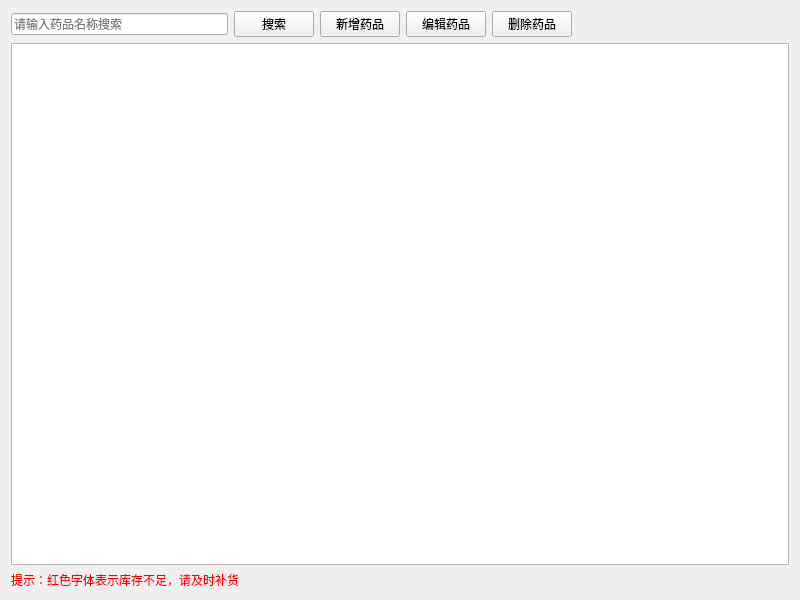
The window that Lab4/medicineview.ui (WDK688/QtCourse) describes before a commit, drawn with Qt 5.
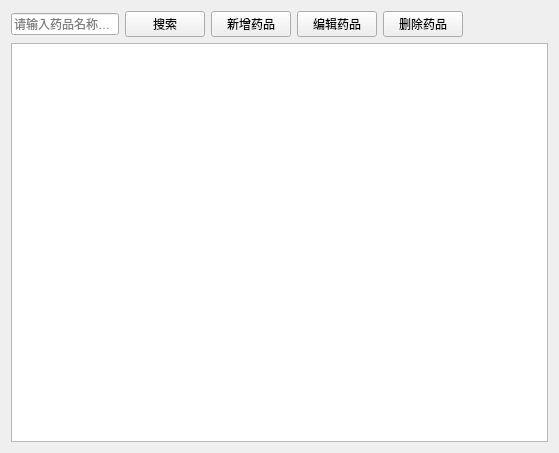
The same window after the commit.

Patch:
```diff
--- a/Lab4/medicineview.ui
+++ b/Lab4/medicineview.ui
@@ -6,8 +6,8 @@
    <rect>
     <x>0</x>
     <y>0</y>
-    <width>800</width>
-    <height>600</height>
+    <width>559</width>
+    <height>453</height>
    </rect>
   </property>
   <property name="windowTitle">
@@ -69,16 +69,6 @@
    <item>
     <widget class="QTableView" name="tableView"/>
    </item>
-   <item>
-    <widget class="QLabel" name="lblStatus">
-     <property name="styleSheet">
-      <string notr="true">color: red;</string>
-     </property>
-     <property name="text">
-      <string>提示：红色字体表示库存不足，请及时补货</string>
-     </property>
-    </widget>
-   </item>
   </layout>
  </widget>
  <resources/>
```
